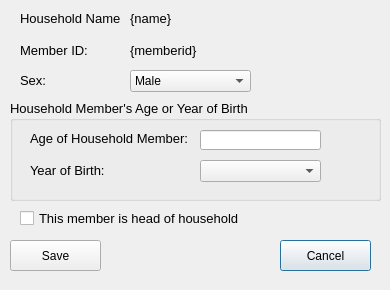
This is open-ihm/gui/designs/ui_household_editmember.ui in snim2mirror/openihm as Qt 5 draws it before an edit. The edited form follows.
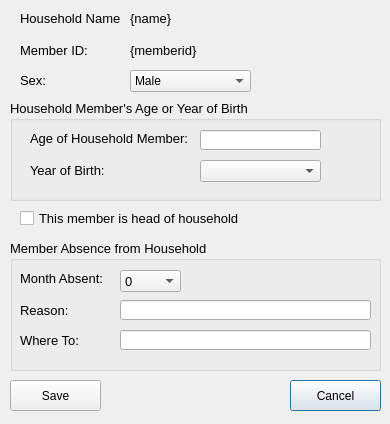
This is the edited form.

Commit message: [Member absence from household] Modified edit member form and code for display selected member details

```diff
--- a/open-ihm/gui/designs/ui_household_editmember.ui
+++ b/open-ihm/gui/designs/ui_household_editmember.ui
@@ -7,7 +7,7 @@
     <x>0</x>
     <y>0</y>
     <width>390</width>
-    <height>290</height>
+    <height>424</height>
    </rect>
   </property>
   <property name="windowTitle">
@@ -188,8 +188,8 @@
   <widget class="QPushButton" name="cmdCancel">
    <property name="geometry">
     <rect>
-     <x>280</x>
-     <y>240</y>
+     <x>290</x>
+     <y>380</y>
      <width>91</width>
      <height>31</height>
     </rect>
@@ -202,7 +202,7 @@
    <property name="geometry">
     <rect>
      <x>10</x>
-     <y>240</y>
+     <y>380</y>
      <width>91</width>
      <height>31</height>
     </rect>
@@ -247,6 +247,163 @@
     <string>{memberid}</string>
    </property>
   </widget>
+  <widget class="QGroupBox" name="groupBox_2">
+   <property name="geometry">
+    <rect>
+     <x>10</x>
+     <y>240</y>
+     <width>371</width>
+     <height>131</height>
+    </rect>
+   </property>
+   <property name="font">
+    <font>
+     <pointsize>10</pointsize>
+    </font>
+   </property>
+   <property name="title">
+    <string>Member Absence from Household</string>
+   </property>
+   <widget class="QLabel" name="label_6">
+    <property name="geometry">
+     <rect>
+      <x>10</x>
+      <y>30</y>
+      <width>161</width>
+      <height>16</height>
+     </rect>
+    </property>
+    <property name="font">
+     <font>
+      <pointsize>10</pointsize>
+     </font>
+    </property>
+    <property name="text">
+     <string>Month Absent:</string>
+    </property>
+   </widget>
+   <widget class="QLabel" name="label_7">
+    <property name="geometry">
+     <rect>
+      <x>10</x>
+      <y>60</y>
+      <width>101</width>
+      <height>21</height>
+     </rect>
+    </property>
+    <property name="text">
+     <string>Reason:</string>
+    </property>
+   </widget>
+   <widget class="QLineEdit" name="txtReason">
+    <property name="geometry">
+     <rect>
+      <x>110</x>
+      <y>60</y>
+      <width>251</width>
+      <height>20</height>
+     </rect>
+    </property>
+   </widget>
+   <widget class="QLabel" name="label_8">
+    <property name="geometry">
+     <rect>
+      <x>10</x>
+      <y>90</y>
+      <width>91</width>
+      <height>21</height>
+     </rect>
+    </property>
+    <property name="text">
+     <string>Where To:</string>
+    </property>
+   </widget>
+   <widget class="QLineEdit" name="txtWhere">
+    <property name="geometry">
+     <rect>
+      <x>110</x>
+      <y>90</y>
+      <width>251</width>
+      <height>20</height>
+     </rect>
+    </property>
+   </widget>
+   <widget class="QComboBox" name="cmbMonthsAbsent">
+    <property name="geometry">
+     <rect>
+      <x>110</x>
+      <y>30</y>
+      <width>61</width>
+      <height>22</height>
+     </rect>
+    </property>
+    <item>
+     <property name="text">
+      <string>0</string>
+     </property>
+    </item>
+    <item>
+     <property name="text">
+      <string>1</string>
+     </property>
+    </item>
+    <item>
+     <property name="text">
+      <string>2</string>
+     </property>
+    </item>
+    <item>
+     <property name="text">
+      <string>3</string>
+     </property>
+    </item>
+    <item>
+     <property name="text">
+      <string>4</string>
+     </property>
+    </item>
+    <item>
+     <property name="text">
+      <string>5</string>
+     </property>
+    </item>
+    <item>
+     <property name="text">
+      <string>6</string>
+     </property>
+    </item>
+    <item>
+     <property name="text">
+      <string>7</string>
+     </property>
+    </item>
+    <item>
+     <property name="text">
+      <string>8</string>
+     </property>
+    </item>
+    <item>
+     <property name="text">
+      <string>9</string>
+     </property>
+    </item>
+    <item>
+     <property name="text">
+      <string>10</string>
+     </property>
+    </item>
+    <item>
+     <property name="text">
+      <string>11</string>
+     </property>
+    </item>
+    <item>
+     <property name="text">
+      <string>12</string>
+     </property>
+    </item>
+   </widget>
+  </widget>
  </widget>
  <resources/>
  <connections/>
```
Left out of the diff: 11 changed lines with no effect on the pictures. The commit also changes 2 other files.
